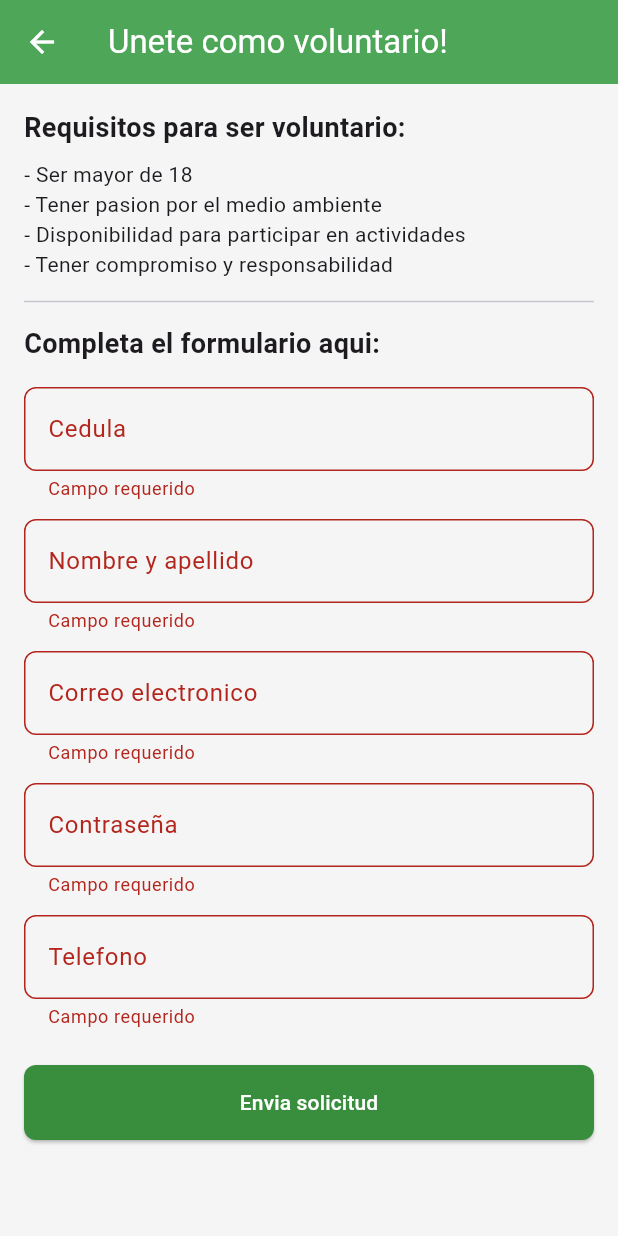
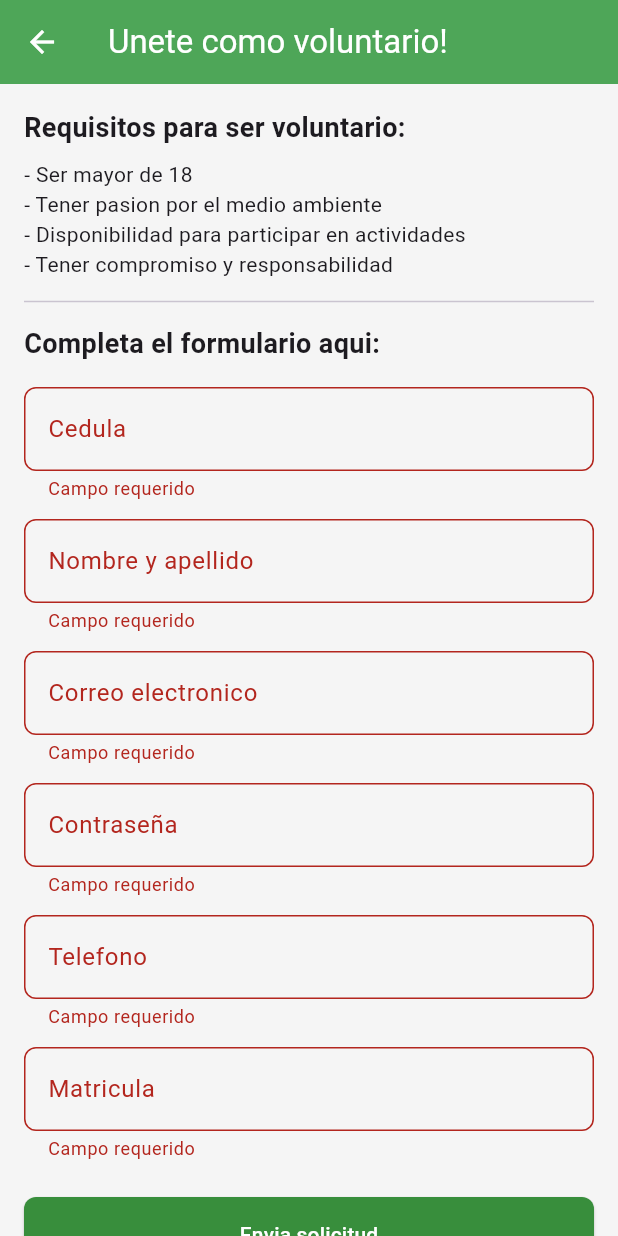
Before and after one commit to Alexdz04/proyecto_final_app_moviles, a Flutter app: the VoluntariadoPantalla screen opened by its route, after a tap on "Envia solicitud", on a phone screen of 412 x 824 dp. Run offline on Flutter 3.47's test engine with Material 3 defaults, Android fonts, the phone set to English and light mode, and no system bars; our stand-ins replace carousel_slider, geolocator, google_maps_flutter, image_picker, shared_preferences, youtube_player_flutter; accounts and stored records are empty.

Commit message:
otros cambios

```diff
--- a/lib/pantallas/voluntariado/voluntariadopantalla.dart
+++ b/lib/pantallas/voluntariado/voluntariadopantalla.dart
@@ -19,16 +19,15 @@ class _VoluntariadoPantallaState extends State<VoluntariadoPantalla> {
   final _correoController = TextEditingController();
   final _contrasenaController = TextEditingController();
   final _telefonoController = TextEditingController();
+  final _matriculaController = TextEditingController();
 
   Future<void> _enviarSolicitud() async {
     if (_formKey.currentState!.validate()) {
       setState(() => _cargando = true);
 
-
       final nombreCompleto = _nombreController.text.split(' ');
       final nombre = nombreCompleto.isNotEmpty ? nombreCompleto.first : '';
       final apellido = nombreCompleto.length > 1 ? nombreCompleto.sublist(1).join(' ') : '';
-
 
       final Map<String, dynamic> datos = {
         'cedula': _cedulaController.text,
@@ -37,9 +36,11 @@ class _VoluntariadoPantallaState extends State<VoluntariadoPantalla> {
         'correo': _correoController.text,
         'password': _contrasenaController.text,
         'telefono': _telefonoController.text,
+        'matricula': _matriculaController.text,
       };
 
-      final respuesta = await _apiService.enviarVoluntario(datos);
+
+      final respuesta = await _apiService.registrarUsuario(datos);
       setState(() => _cargando = false);
 
       if (!mounted) return;
@@ -69,6 +70,7 @@ class _VoluntariadoPantallaState extends State<VoluntariadoPantalla> {
     _correoController.dispose();
     _contrasenaController.dispose();
     _telefonoController.dispose();
+    _matriculaController.dispose();
     super.dispose();
   }
 
@@ -76,6 +78,7 @@ class _VoluntariadoPantallaState extends State<VoluntariadoPantalla> {
   Widget build(BuildContext context) {
     return Scaffold(
       appBar: AppBar(
+
         title: const Text('Unete como voluntario!'),
       ),
       body: SingleChildScrollView(
@@ -137,6 +140,13 @@ class _VoluntariadoPantallaState extends State<VoluntariadoPantalla> {
                     keyboardType: TextInputType.phone,
                     validator: (v) => v!.isEmpty ? 'Campo requerido' : null,
                   ),
+                  const SizedBox(height: 12),
+
+                  TextFormField(
+                    controller: _matriculaController,
+                    decoration: const InputDecoration(labelText: 'Matricula'),
+                    validator: (v) => v!.isEmpty ? 'Campo requerido' : null,
+                  ),
                   const SizedBox(height: 24),
                   _cargando
                       ? const CircularProgressIndicator()
@@ -145,6 +155,7 @@ class _VoluntariadoPantallaState extends State<VoluntariadoPantalla> {
                           style: ElevatedButton.styleFrom(
                             minimumSize: const Size(double.infinity, 50),
                           ),
+
                           child: const Text('Envia solicitud'),
                         ),
                 ],
```
Also changed, not shown: lib/services/api_service.dart (+5 -6 lines).
